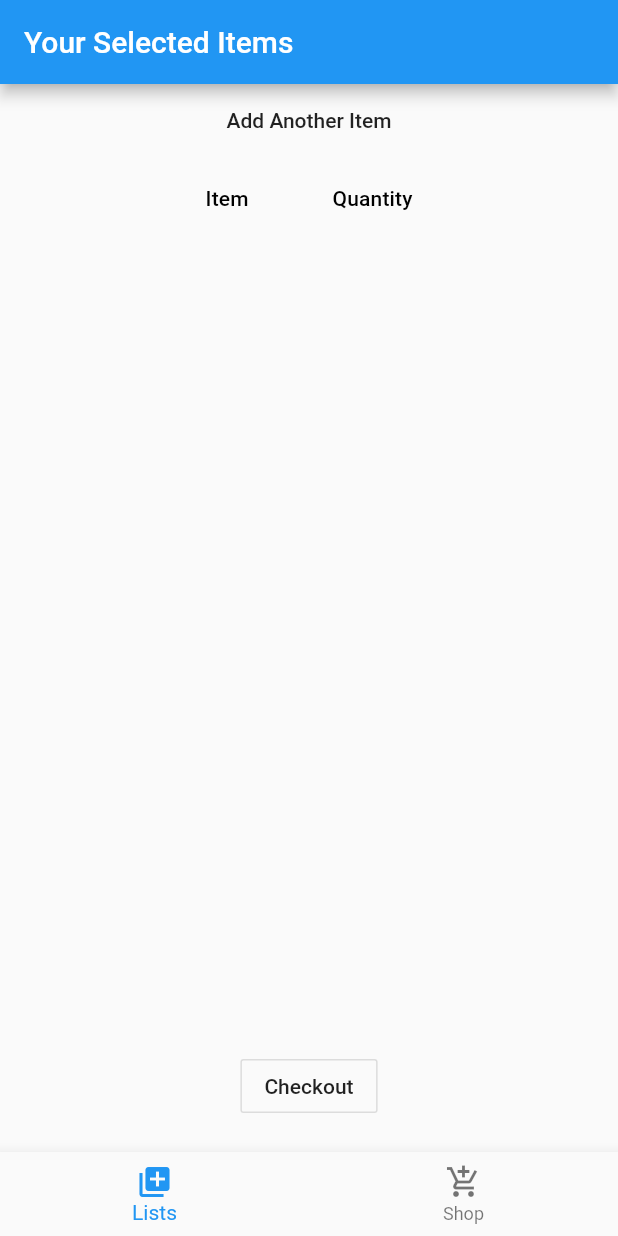
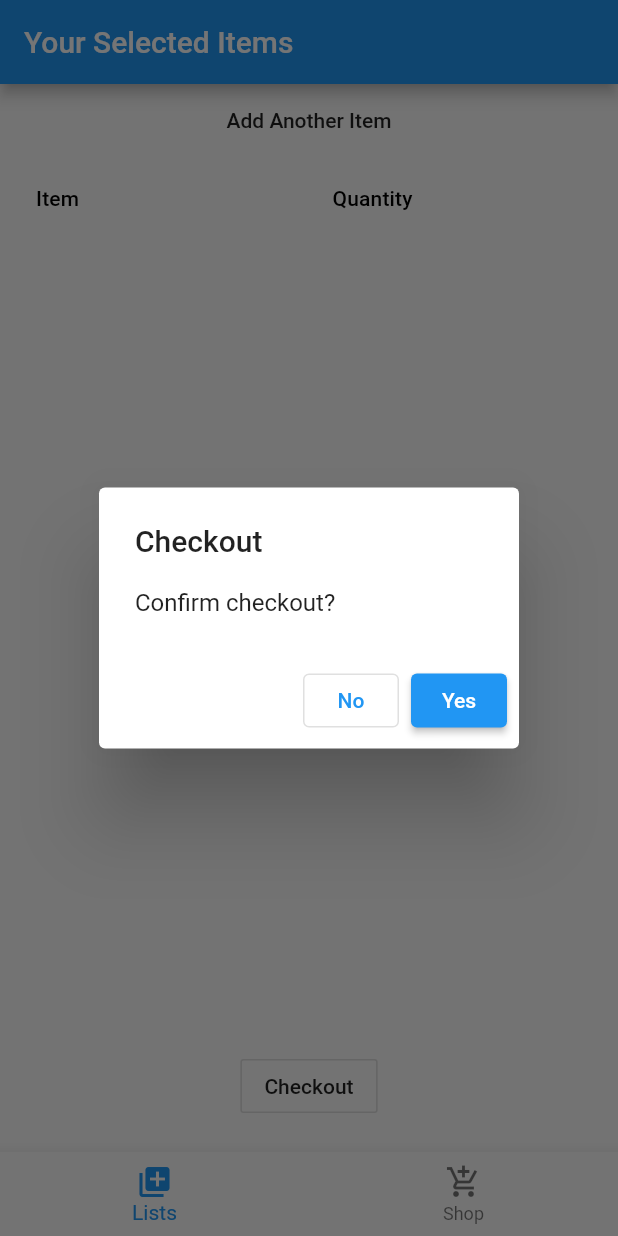
Before and after one commit to StevenWuzz/ShopLazy, a Flutter app: the ShoppingTable screen opened directly, after a tap on "Checkout", on a phone screen of 412 x 824 dp. Run offline on Flutter 3.47's test engine with Material 2 defaults, Android fonts, the phone set to English and light mode, and no system bars; our stand-ins replace firebase_auth, firebase_core; accounts and stored records are empty.

Commit message:
Added alert for checkout

```diff
--- a/lib/InputItems.dart
+++ b/lib/InputItems.dart
@@ -88,7 +88,10 @@ class ShoppingTableState extends State<ShoppingTable> {
               pressed = true;
             },
           ),
-          DataTable(
+          ConstrainedBox(
+            constraints: BoxConstraints(minWidth: double.infinity),
+            child: DataTable(
+              showCheckboxColumn: false,
               sortColumnIndex: 0,
               columns: [
                 DataColumn(
@@ -113,18 +116,18 @@ class ShoppingTableState extends State<ShoppingTable> {
                               },
                             ),
                           ),
-                    DataCell(
-                        TextField(
-                          onChanged: (quantity){
+                          DataCell(TextField(
+                            onChanged: (quantity) {
                               item.quantity = quantity;
-                            addToShoppingList(pressed, item.name, item.quantity);
+                              addToShoppingList(
+                                  pressed, item.name, item.quantity);
                             },
-                        )
-                    ),
+                          )),
                         ]),
                   )
                   .toList(),
             ),
+          )
         ],
       ),
     );
@@ -154,6 +157,26 @@ class ShoppingTableState extends State<ShoppingTable> {
                 child: OutlineButton(
                   child: Text('Checkout'),
                   onPressed: () {
+                    showDialog(
+                      context: context,
+                      builder: (_) => AlertDialog(
+                        title: Text("Checkout"),
+                        content: Text("Confirm checkout?"),
+                        actions: [
+                          OutlinedButton(
+                              onPressed: () =>
+                                  Navigator.of(context, rootNavigator: true)
+                                      .pop(),
+                              child: Text("No")),
+                          ElevatedButton(
+                              onPressed: () =>
+                                  Navigator.of(context, rootNavigator: true)
+                                      .pop(),
+                              child: Text("Yes")),
+                        ],
+                      ),
+                      barrierDismissible: true,
+                    );
                     //TODO: Store the data to the database and optionally transition
                   },
                 ),
@@ -187,10 +210,10 @@ void onItemTap(int index) {
   }
 }
 
-void addToShoppingList(bool pressed, String name, String quantity){
-  if(pressed == true){
+void addToShoppingList(bool pressed, String name, String quantity) {
+  if (pressed == true) {
     int quant = int.tryParse(quantity);
-    if(quant != null){
+    if (quant != null) {
       var newItem = new Item(name, quant, "");
       currentUser.addItem(newItem);
     }
@@ -202,7 +225,7 @@ final _auth = FirebaseAuth.instance;
 String userEmail;
 void getCurrentUserEmail() async {
   final user = _auth.currentUser;
-  userEmail=user.email;
+  userEmail = user.email;
 }
 
 //TODO: Implement the functionality for users to input their desired items.
--- a/lib/StartScreen.dart
+++ b/lib/StartScreen.dart
@@ -10,7 +10,7 @@ class StartScreen extends StatelessWidget {
         title: Text('Shopping Options'),
       ),
       body: Container(
-        margin: EdgeInsets.only(top: 60, left: 20),
+        margin: EdgeInsets.only(top: 60, left: 20, right: 20),
         child: Column(
           children: [
             _prompt(),
```
Lines whose indentation alone changed are shown as unchanged.
